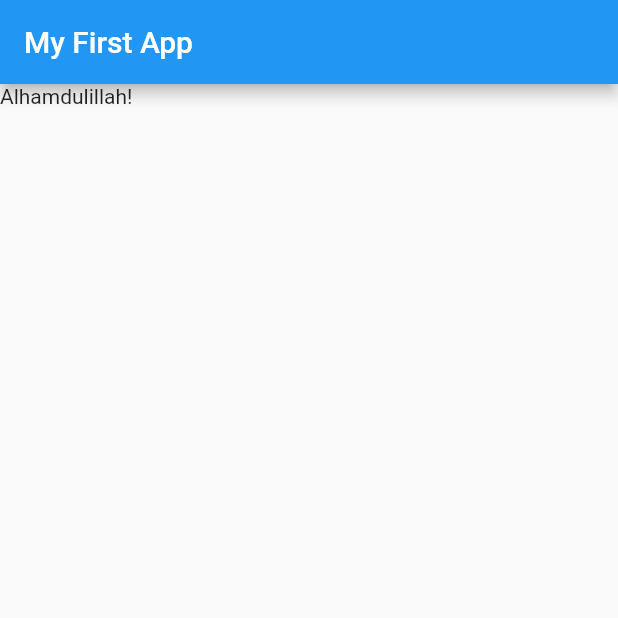
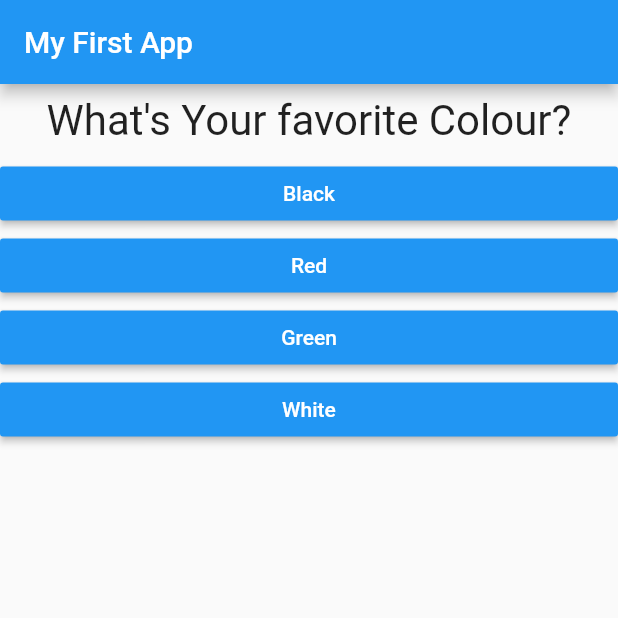
Before and after one commit to anowarsayed5044/flutter_basics, a Flutter app: the screen it shows after launch, on a phone screen of 412 x 824 dp, the top half of it. Run offline on Flutter 3.47's test engine with Material 2 defaults, Android fonts, the phone set to English and light mode, and no system bars.

Commit message:
Lesson Complete

```diff
--- /dev/null
+++ b/lib/answer.dart
@@ -0,0 +1,22 @@
+import 'package:flutter/material.dart';
+
+class Answer extends StatelessWidget{
+  final VoidCallback selectHandler;
+  final String answerText;
+  final int answerScore;
+  const Answer(this.selectHandler, this.answerText, this.answerScore, {Key? key}) : super(key: key);
+
+  @override
+  Widget build(BuildContext context) {
+    return Container(
+      width: double.infinity,
+      child: RaisedButton(
+          color: Colors.blue,
+          textColor: Colors.white,
+          onPressed: selectHandler,
+          child: Text(answerText)
+      ),
+    );
+  }
+
+}
--- a/lib/main.dart
+++ b/lib/main.dart
@@ -1,11 +1,56 @@
 import 'package:flutter/material.dart';
+import 'package:flutter_basics/quiz.dart';
+import 'package:flutter_basics/result.dart';
 
-void main(){
+void main() {
   runApp(const MyApp());
 }
 
-class MyApp extends StatelessWidget {
+class MyApp extends StatefulWidget {
   const MyApp({Key? key}) : super(key: key);
+
+  @override
+  State<MyApp> createState() => _MyAppState();
+}
+
+class _MyAppState extends State<MyApp> {
+  var _questionIndex = 0;
+
+  static const _questions = [
+    {
+      "question": "What's Your favorite Colour?",
+      "answers": [
+        {"text": "Black", "score": 10},
+        {"text": "Red", "score": 5},
+        {"text": "Green", "score": 3},
+        {"text": "White", "score": 1},
+        ]
+    },
+    {
+      "question": "What's Your favorite Animal?",
+      "answers": [
+        {"text": "Rabbit", "score": 3},
+        {"text": "Snake", "score": 10},
+        {"text": "Elephant", "score": 5},
+        {"text": "Lion", "score": 1},
+      ]
+    },
+    {
+      "question": "What's Your favorite Place?",
+      "answers": [
+        {"text": "Hills", "score": 1},
+        {"text": "Sea Beach", "score": 5},
+        {"text": "Desert", "score": 3},
+        {"text": "City", "score": 10},
+      ]
+    },
+  ];
+
+  void answerQuestion() {
+    setState(() {
+      _questionIndex = _questionIndex + 1;
+    });
+  }
 
   @override
   Widget build(BuildContext context) {
@@ -14,28 +59,13 @@ class MyApp extends StatelessWidget {
         appBar: AppBar(
           title: const Text("My First App"),
         ),
-        body: const Text("Alhamdulillah!"),
+        body: _questionIndex < _questions.length
+            ? Quiz(questionIndex: _questionIndex, answerQuestion: answerQuestion, questions: _questions)
+            : const Result(),
       ),
     );
   }
-
 }
-
-
-
-
-
-
-
-
-
-
-
-
-
-
-
-
 
 // import 'package:flutter/material.dart';
 //
--- /dev/null
+++ b/lib/question.dart
@@ -0,0 +1,20 @@
+import 'package:flutter/material.dart';
+
+class Question extends StatelessWidget {
+  final String questionText;
+
+  const Question(this.questionText, {Key? key}) : super(key: key);
+
+  @override
+  Widget build(BuildContext context) {
+    return Container(
+      width: double.infinity,
+      margin: const EdgeInsets.all(8),
+      child: Text(
+        questionText,
+        style: const TextStyle(fontSize: 28),
+        textAlign: TextAlign.center,
+      ),
+    );
+  }
+}
--- /dev/null
+++ b/lib/quiz.dart
@@ -0,0 +1,25 @@
+import 'package:flutter/cupertino.dart';
+
+import 'package:flutter_basics/question.dart';
+import 'package:flutter_basics/answer.dart';
+
+class Quiz extends StatelessWidget {
+  final List<Map<String, Object>> questions;
+  final int questionIndex;
+  final VoidCallback answerQuestion;
+
+  const Quiz({Key? key, required this.questions, required this.answerQuestion, required this.questionIndex}) : super(key: key);
+
+  @override
+  Widget build(BuildContext context) {
+    return Column(
+      children: <Widget>[
+        Question(questions[questionIndex]["question"] as String),
+        ...(questions[questionIndex]["answers"] as List<Map<String, Object>>)
+            .map((answer) {
+          return Answer(answerQuestion, answer["text"] as String, answer["score"] as int);
+        }).toList()
+      ],
+    );
+  }
+}
--- /dev/null
+++ b/lib/result.dart
@@ -0,0 +1,12 @@
+import 'package:flutter/cupertino.dart';
+
+class Result extends StatelessWidget {
+  const Result ({Key? key}) : super(key: key);
+
+  @override
+  Widget build(BuildContext context) {
+    return const Center(
+      child: Text("Well Done!"),
+    );
+  }
+}
```
